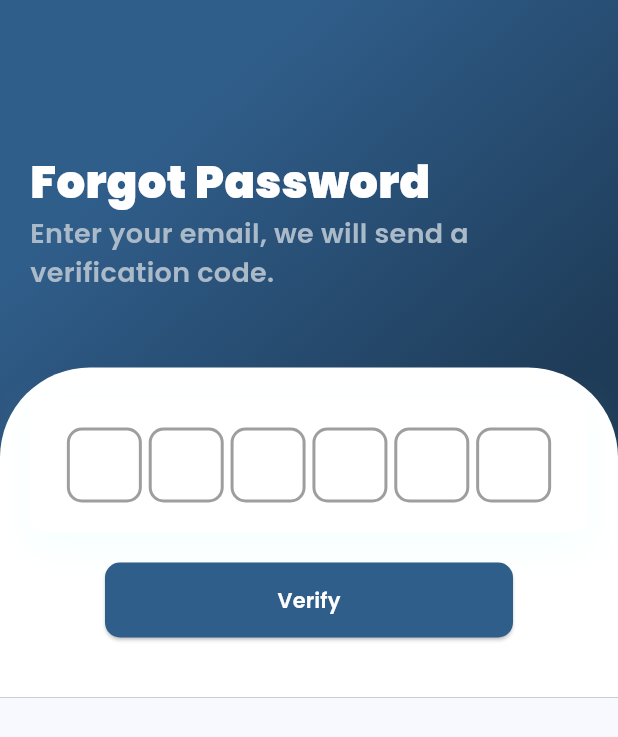
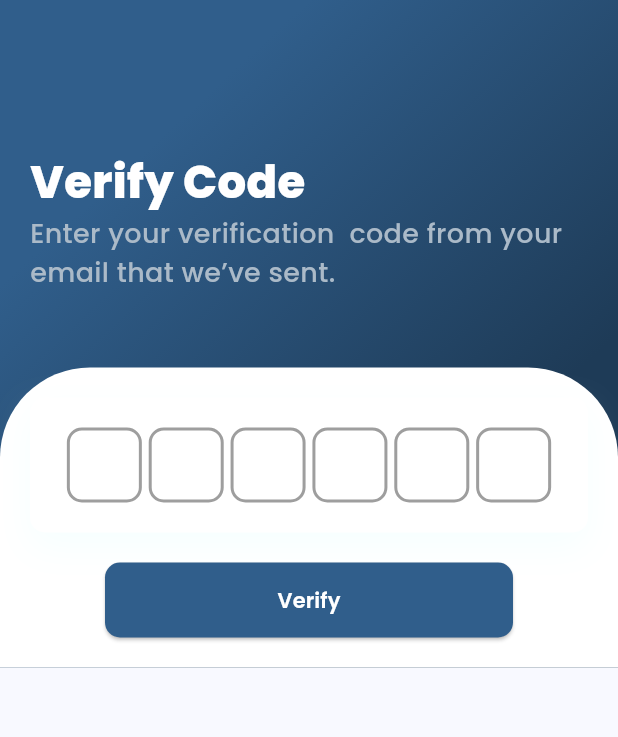
Before and after one commit to sayyyidi1212/pepaya_protect2, a Flutter app: the Otp screen opened by its route, on a phone screen of 412 x 824 dp. Shown: the top 737 px of the screen. Run offline on Flutter 3.47's test engine with Material 3 defaults, Android fonts, the phone set to English and light mode, and no system bars; our stand-ins replace font_awesome_flutter, get, google_fonts, table_calendar.

Commit message:
fix: fix OTP code textfield on OTP verification page

```diff
--- a/lib/otp.dart
+++ b/lib/otp.dart
@@ -8,14 +8,14 @@ class Otp extends StatefulWidget {
 }
 
 class _OtpState extends State<Otp> {
-  TextEditingController _otpController = TextEditingController();
+  List<TextEditingController> _otpControllers = List.generate(6, (index) => TextEditingController());
 
   @override
   Widget build(BuildContext context) {
     return Scaffold(
       body: Container(
         width: double.infinity,
-        decoration: BoxDecoration(
+        decoration: const BoxDecoration(
           gradient: LinearGradient(
             begin: Alignment.topCenter,
             colors: [
@@ -34,20 +34,18 @@ class _OtpState extends State<Otp> {
                 child: Column(
                   crossAxisAlignment: CrossAxisAlignment.start,
                   children: <Widget>[
-                    Text(
-                      "Forgot Password",
+                    Text("Verify Code",
                       style: GoogleFonts.poppins(
                         color: Colors.white,
                         fontSize: 30,
-                        fontWeight: FontWeight.w900,
+                        fontWeight: FontWeight.w800,
                       ),
                     ),
-                    Text(
-                      "Enter your email, we will send a verification code.",
+                    Text("Enter your verification  code from your email that we’ve sent.",
                       style: GoogleFonts.poppins(
                         color: Color(0xFFABBAC8),
                         fontSize: 18,
-                        fontWeight: FontWeight.w600,
+                        fontWeight: FontWeight.w500,
                       ),
                     ),
                   ],
@@ -55,7 +53,7 @@ class _OtpState extends State<Otp> {
               ),
               SizedBox(height: 30),
               Container(
-                decoration: BoxDecoration(
+                decoration: const BoxDecoration(
                   color: Colors.white,
                   borderRadius: BorderRadius.only(
                     topLeft: Radius.circular(60),
@@ -71,7 +69,7 @@ class _OtpState extends State<Otp> {
                         decoration: BoxDecoration(
                           color: Colors.white,
                           borderRadius: BorderRadius.circular(10),
-                          boxShadow: [
+                          boxShadow: const [
                             BoxShadow(
                               color: Color.fromRGBO(225, 255, 255, .3),
                               blurRadius: 20,
@@ -96,16 +94,18 @@ class _OtpState extends State<Otp> {
                                 ),
                                 alignment: Alignment.center,
                                 child: TextField(
-                                  controller: _otpController,
+                                  controller: _otpControllers[index],
                                   textAlign: TextAlign.center,
                                   keyboardType: TextInputType.number,
                                   maxLength: 1,
                                   onChanged: (value) {
                                     if (value.isNotEmpty && index < 5) {
                                       FocusScope.of(context).nextFocus();
+                                    } else if (value.isEmpty && index > 0) {
+                                      FocusScope.of(context).previousFocus();
                                     }
                                   },
-                                  decoration: InputDecoration(
+                                  decoration: const InputDecoration(
                                     counterText: "",
                                     border: InputBorder.none,
                                   ),
@@ -128,8 +128,7 @@ class _OtpState extends State<Otp> {
                               borderRadius: BorderRadius.circular(10),
                             ),
                           ),
-                          child: Text(
-                            "Verify",
+                          child: Text("Verify",
                             style: GoogleFonts.poppins(
                               color: Colors.white,
                               fontWeight: FontWeight.w600,
@@ -137,8 +136,6 @@ class _OtpState extends State<Otp> {
                           ),
                         ),
                       ),
-                      SizedBox(height: 20),
-
                     ],
                   ),
                 ),
@@ -150,11 +147,3 @@ class _OtpState extends State<Otp> {
     );
   }
 }
-
-void main() {
-  runApp(
-    GetMaterialApp(
-      home: Otp(),
-    ),
-  );
-}
```
